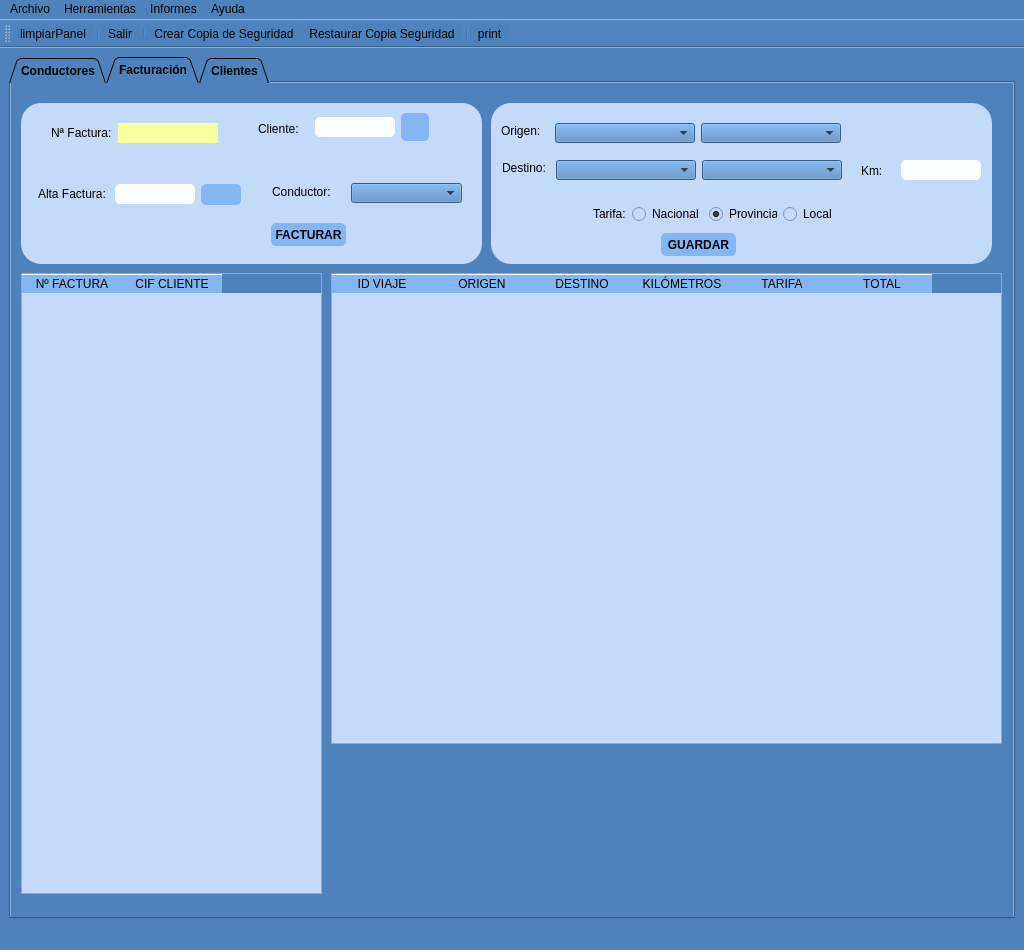
This is templates/MainWindow.ui in braisd11/CarTeis as Qt 5 draws it before an edit. The edited form follows.
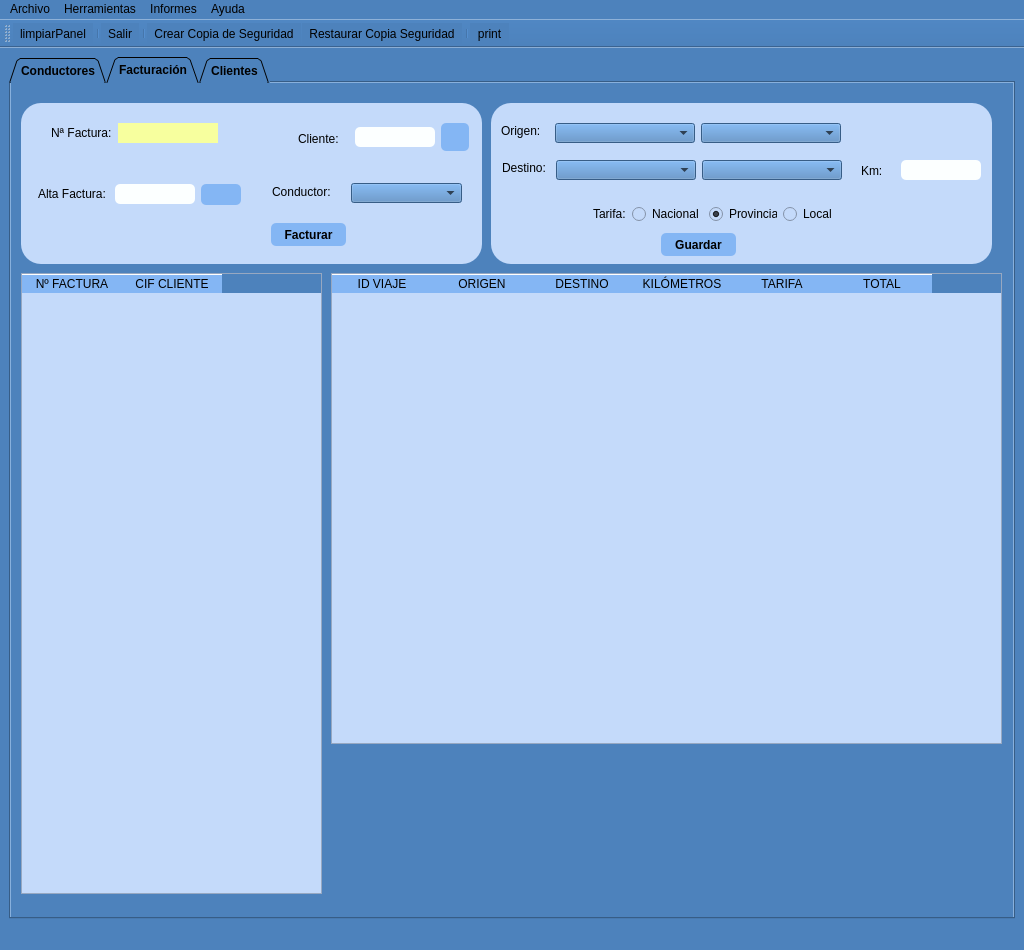
This is the edited form. The open tabs and pages were chosen to show the change. Icons and pictures are not drawn.

Diff of the .ui file:
```diff
--- a/templates/MainWindow.ui
+++ b/templates/MainWindow.ui
@@ -1596,8 +1596,8 @@
         <widget class="QLineEdit" name="txtcifcli">
          <property name="geometry">
           <rect>
-           <x>294</x>
-           <y>14</y>
+           <x>334</x>
+           <y>24</y>
            <width>80</width>
            <height>20</height>
           </rect>
@@ -1618,8 +1618,8 @@
         <widget class="QPushButton" name="btnbusclifac">
          <property name="geometry">
           <rect>
-           <x>380</x>
-           <y>10</y>
+           <x>420</x>
+           <y>20</y>
            <width>28</width>
            <height>28</height>
           </rect>
@@ -1835,8 +1835,8 @@
         <widget class="QLabel" name="label_7">
          <property name="geometry">
           <rect>
-           <x>237</x>
-           <y>18</y>
+           <x>277</x>
+           <y>28</y>
            <width>51</width>
            <height>16</height>
           </rect>
@@ -1861,7 +1861,7 @@
           </font>
          </property>
          <property name="text">
-          <string>FACTURAR</string>
+          <string>Facturar</string>
          </property>
         </widget>
        </widget>
@@ -2876,7 +2876,7 @@
           </font>
          </property>
          <property name="text">
-          <string>GUARDAR</string>
+          <string>Guardar</string>
          </property>
         </widget>
        </widget>
```
Left out of the diff: 14 changed lines with no effect on the pictures.
